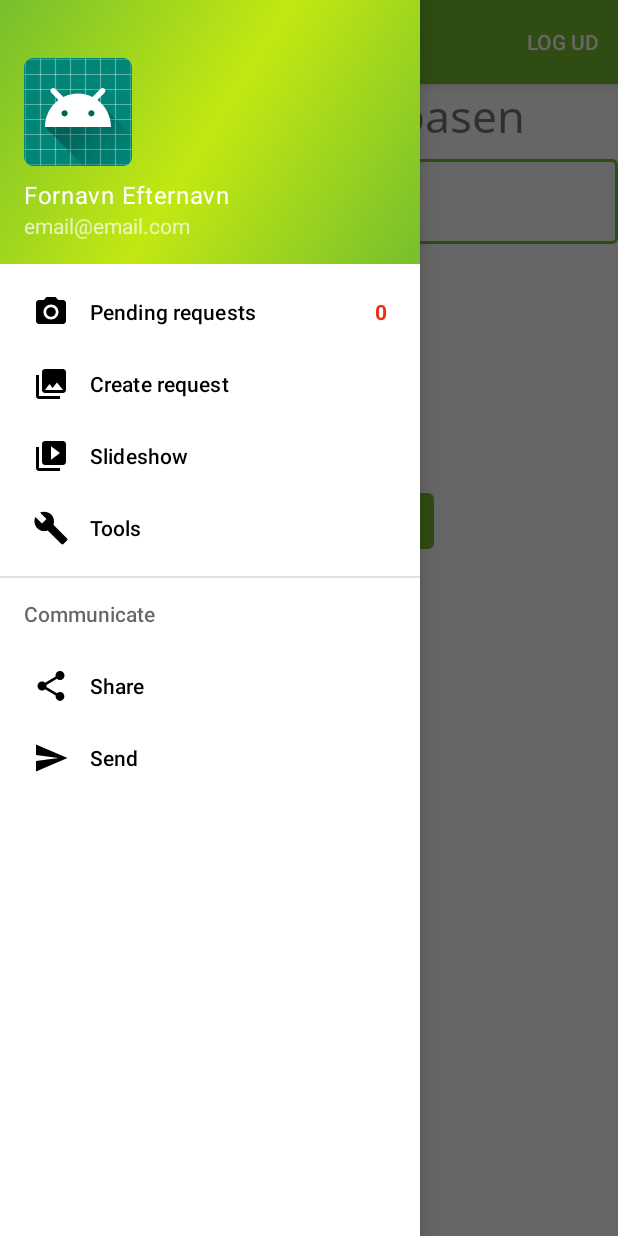
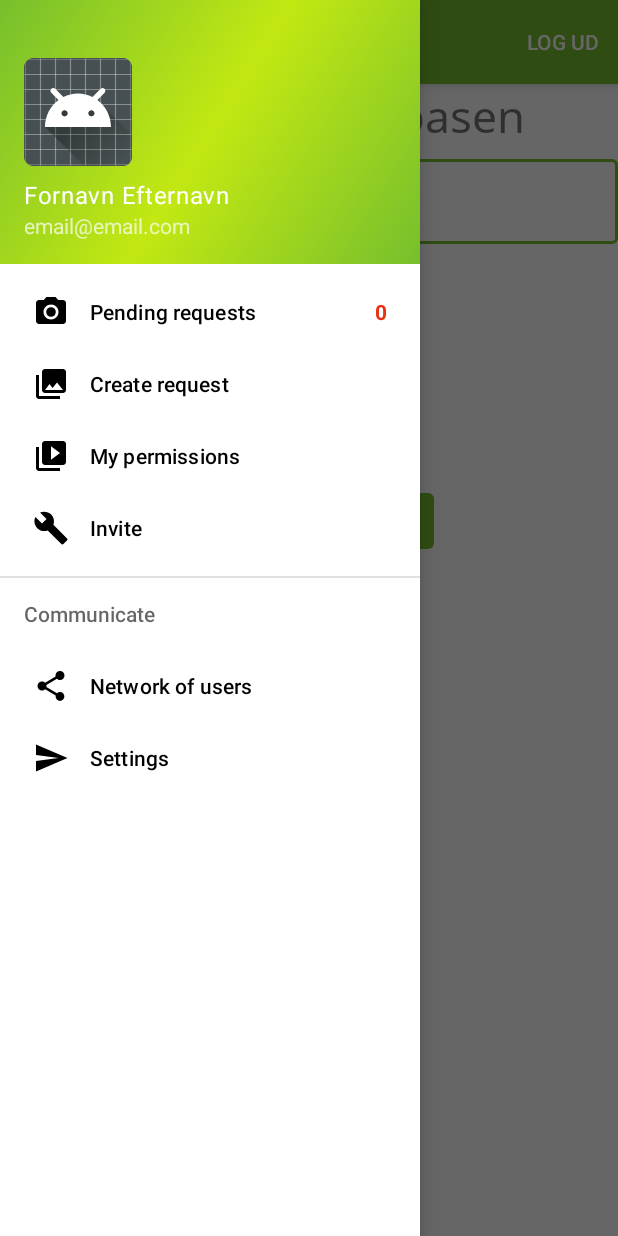
Before and after one commit to Mools222/Consentcoin, an Android app: the screen it shows after launch (MainActivity), with the side drawer open, on a phone screen of 412 x 824 dp. Run offline under Robolectric (Android 15) with nearby library versions, the phone set to English and light mode, and no system bars; our stand-ins replace Firebase (no records; nobody signed in at launch, a user with empty details on screens opened directly); libraries missing offline, so code that uses them is left out: com.firebase.ui; 1 statement that could not run was skipped.

```diff
--- a/app/src/main/java/com/thomosim/consentcoin/Persistens/Consentcoin.java
+++ b/app/src/main/java/com/thomosim/consentcoin/Persistence/Consentcoin.java
@@ -1,4 +1,4 @@
-package com.thomosim.consentcoin.Persistens;
+package com.thomosim.consentcoin.Persistence;
 
 import java.io.Serializable;
 
--- a/app/src/main/java/com/thomosim/consentcoin/Persistens/ContractReference.java
+++ b/app/src/main/java/com/thomosim/consentcoin/Persistence/ContractReference.java
@@ -1,4 +1,4 @@
-package com.thomosim.consentcoin.Persistens;
+package com.thomosim.consentcoin.Persistence;
 
 public class ContractReference {
     private String contractId;
--- a/app/src/main/java/com/thomosim/consentcoin/Persistens/DAOInterface.java
+++ b/app/src/main/java/com/thomosim/consentcoin/Persistence/DAOInterface.java
@@ -1,4 +1,4 @@
-package com.thomosim.consentcoin.Persistens;
+package com.thomosim.consentcoin.Persistence;
 
 import java.io.Serializable;
 import java.util.List;
--- a/app/src/main/res/drawable/ic_launcher_background.xml
+++ b/app/src/main/res/drawable/ic_launcher_background.xml
@@ -5,7 +5,7 @@
     android:viewportWidth="108"
     android:viewportHeight="108">
     <path
-        android:fillColor="#008577"
+        android:fillColor="#464f51"
         android:pathData="M0,0h108v108h-108z" />
     <path
         android:fillColor="#00000000"
--- a/app/src/main/res/drawable/navigation_drawer_counter_red_circle.xml
+++ b/app/src/main/res/drawable/navigation_drawer_counter_red_circle.xml
@@ -1,13 +1,15 @@
 <?xml version="1.0" encoding="utf-8"?>
-<shape
-    xmlns:android="http://schemas.android.com/apk/res/android"
+<shape xmlns:android="http://schemas.android.com/apk/res/android"
     android:shape="oval">
 
-    <solid
-        android:color="@color/colorRed"/>
+    <solid android:color="@color/colorRed" />
 
     <size
         android:width="50dp"
-        android:height="50dp"/>
+        android:height="50dp" />
+
+    <stroke
+        android:width="1dp"
+        android:color="@android:color/white" />
 
 </shape>
--- a/app/src/main/res/menu/navigation_drawer_menu.xml
+++ b/app/src/main/res/menu/navigation_drawer_menu.xml
@@ -17,11 +17,11 @@
         <item
             android:id="@+id/nav_slideshow"
             android:icon="@drawable/ic_menu_slideshow"
-            android:title="Slideshow" />
+            android:title="My permissions" />
         <item
             android:id="@+id/nav_tools"
             android:icon="@drawable/ic_menu_manage"
-            android:title="Tools" />
+            android:title="Invite" />
     </group>
 
     <item android:title="Communicate">
@@ -29,11 +29,11 @@
             <item
                 android:id="@+id/nav_share"
                 android:icon="@drawable/ic_menu_share"
-                android:title="Share" />
+                android:title="Network of users" />
             <item
                 android:id="@+id/nav_send"
                 android:icon="@drawable/ic_menu_send"
-                android:title="Send" />
+                android:title="Settings" />
         </menu>
     </item>
 
```
Also changed, not shown: app/src/main/java/com/thomosim/consentcoin/AdapterProcessRequest.java (+7 -7 lines), app/src/main/java/com/thomosim/consentcoin/MainActivity.java (+56 -26 lines), app/src/main/java/com/thomosim/consentcoin/Persistence/PermissionRequest.java (renamed from app/src/main/java/com/thomosim/consentcoin/Persistens/PermissionRequest.java, +12 -1 lines), app/src/main/java/com/thomosim/consentcoin/Persistence/User.java (renamed from app/src/main/java/com/thomosim/consentcoin/Persistens/User.java, +10 -2 lines), app/src/main/java/com/thomosim/consentcoin/Persistens/PermissionDenied.java (deleted, +0 -10 lines), app/src/main/java/com/thomosim/consentcoin/ProcessRequestActivity.java (+14 -5 lines), app/src/main/res/layout/adapter_process_request_item.xml (+13 -6 lines), app/src/main/res/values/styles.xml (+9 -0 lines).
